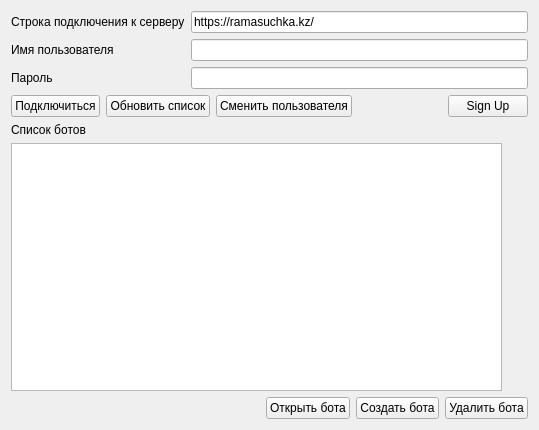
First picture: the form in desktop_constructor_app/constructor_app/widgets/login_form.ui, repository cuttlesystems/simplegram, before the edit.
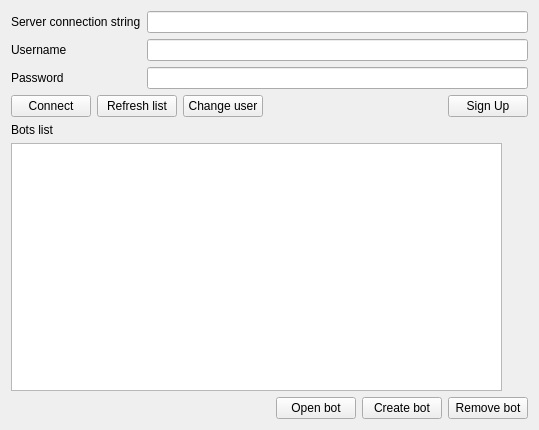
Second picture: the form after the edit.

Commit message: Привел в порядок окно логина и добавил переводы на русский язык.

Patch:
```diff
--- a/desktop_constructor_app/constructor_app/widgets/login_form.ui
+++ b/desktop_constructor_app/constructor_app/widgets/login_form.ui
@@ -22,21 +22,21 @@
      <item row="0" column="0">
       <widget class="QLabel" name="label">
        <property name="text">
-        <string>&lt;html&gt;&lt;head/&gt;&lt;body&gt;&lt;p&gt;Строка подключения к серверу&lt;/p&gt;&lt;/body&gt;&lt;/html&gt;</string>
+        <string>Server connection string</string>
        </property>
       </widget>
      </item>
      <item row="0" column="1">
       <widget class="QLineEdit" name="server_addr_edit">
        <property name="text">
-        <string>https://ramasuchka.kz/</string>
+        <string/>
        </property>
       </widget>
      </item>
      <item row="1" column="0">
       <widget class="QLabel" name="label_2">
        <property name="text">
-        <string>Имя пользователя</string>
+        <string>Username</string>
        </property>
       </widget>
      </item>
@@ -46,7 +46,7 @@
      <item row="2" column="0">
       <widget class="QLabel" name="label_3">
        <property name="text">
-        <string>Пароль</string>
+        <string>Password</string>
        </property>
       </widget>
      </item>
@@ -64,21 +64,21 @@
      <item>
       <widget class="QPushButton" name="load_bots">
        <property name="text">
-        <string>Подключиться</string>
+        <string>Connect</string>
        </property>
       </widget>
      </item>
      <item>
       <widget class="QPushButton" name="update_bot_list_button">
        <property name="text">
-        <string>Обновить список</string>
+        <string>Refresh list</string>
        </property>
       </widget>
      </item>
      <item>
       <widget class="QPushButton" name="change_user_button">
        <property name="text">
-        <string>Сменить пользователя</string>
+        <string>Change user</string>
        </property>
       </widget>
      </item>
@@ -107,7 +107,7 @@
    <item>
     <widget class="QLabel" name="label_4">
      <property name="text">
-      <string>Список ботов</string>
+      <string>Bots list</string>
      </property>
     </widget>
    </item>
@@ -167,21 +167,21 @@
      <item>
       <widget class="QPushButton" name="open_bot_button">
        <property name="text">
-        <string>Открыть бота</string>
+        <string>Open bot</string>
        </property>
       </widget>
      </item>
      <item>
       <widget class="QPushButton" name="create_bot_button">
        <property name="text">
-        <string>Создать бота</string>
+        <string>Create bot</string>
        </property>
       </widget>
      </item>
      <item>
       <widget class="QPushButton" name="delete_bot_button">
        <property name="text">
-        <string>Удалить бота</string>
+        <string>Remove bot</string>
        </property>
       </widget>
      </item>
```
Left out of the diff: 2 changed lines with no effect on the pictures. The commit also changes 3 other files.
